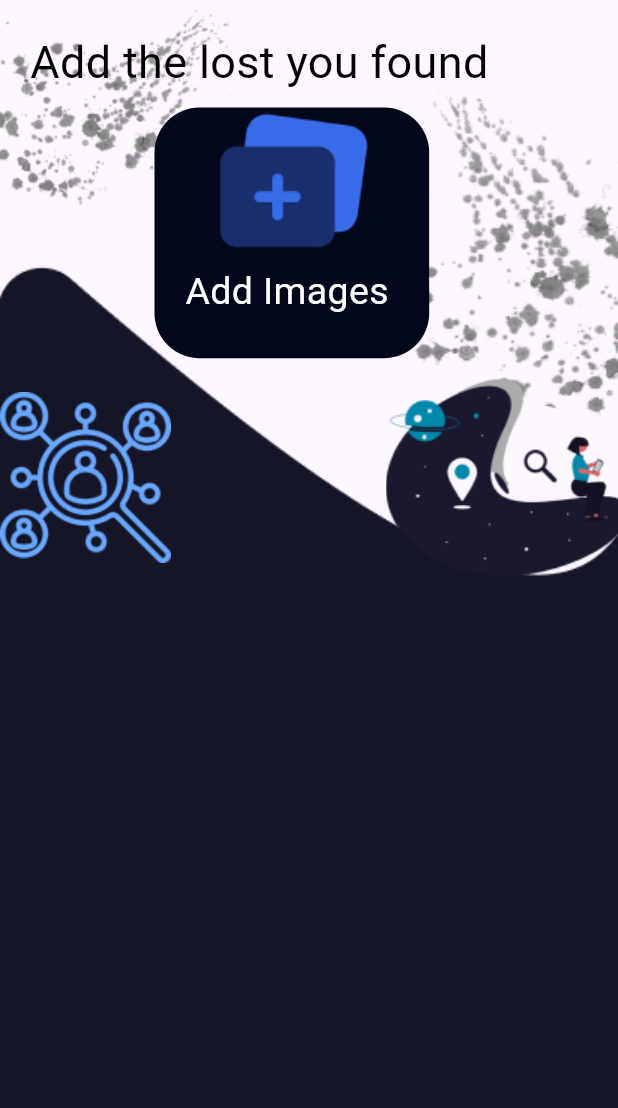
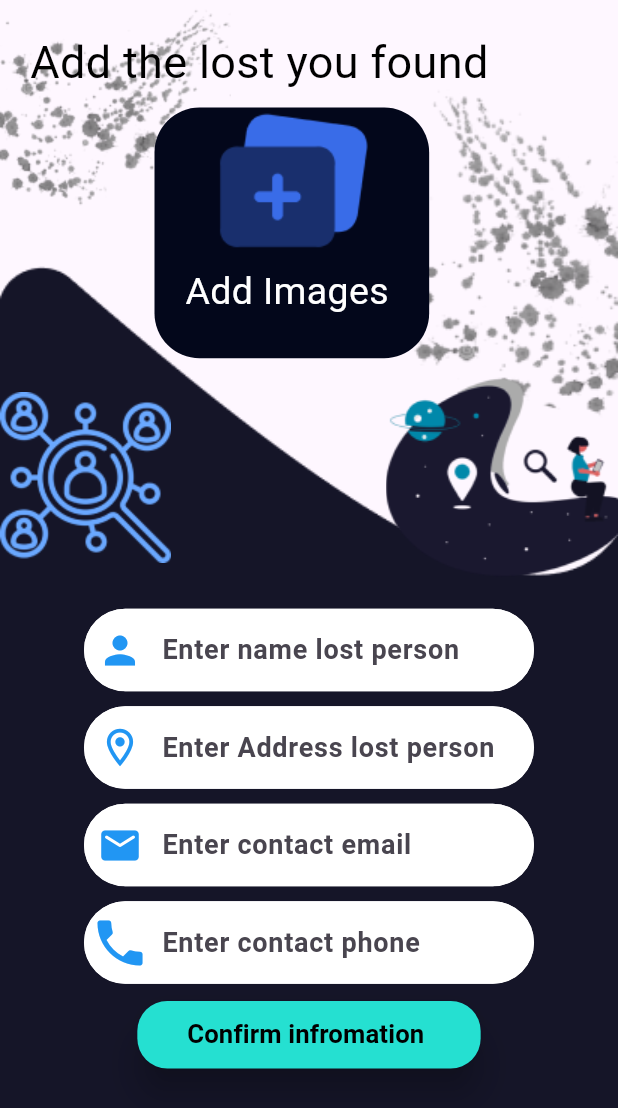
Before and after one commit to MohamedNesser/aboshata, a Flutter app: the AddPersone screen opened directly, on a phone screen of 412 x 824 dp. Shown: the top 1108 px of the screen. Run offline on Flutter 3.47's test engine with Material 3 defaults, Android fonts, the phone set to English and light mode, and no system bars; our stand-ins replace bloc, dio, flutter_bloc, flutter_screenutil, image_picker, jwt_decoder and 2 more; accounts and stored records are empty.

Commit message:
first commit

```diff
--- a/lib/presantion/screens/add_person/form_add_person.dart
+++ b/lib/presantion/screens/add_person/form_add_person.dart
@@ -7,71 +7,74 @@ class FormAddPersone extends StatelessWidget {
 
   @override
   Widget build(BuildContext context) {
-    return const SingleChildScrollView(
-        child: Column(
-            //   children: [
-            //     CuctomTextField(
-            //       icon: Icon(Icons.person, color: Colors.blue, size: 30),
-            //       labeltext: 'Enter name lost person',
-            //        controller: null,
-            //     ),
-            //     SizedBox(
-            //       height: 10,
-            //     ),
-            //     CuctomTextField(
-            //       icon:
-            //           Icon(Icons.location_on_outlined, color: Colors.blue, size: 30),
-            //       labeltext: 'Enter Address lost person ',
-            //       controller: null,
-            //     ),
-            //     SizedBox(
-            //       height: 10,
-            //     ),
-            //     CuctomTextField(
-            //       icon: Icon(Icons.email_rounded, color: Colors.blue, size: 30),
-            //       labeltext: 'Enter contact mail',
-            //        controller: null,
+    TextEditingController namecontroller = TextEditingController();
+    TextEditingController Addresscontroller = TextEditingController();
+    TextEditingController emailcontroller = TextEditingController();
+    TextEditingController phonecontroller = TextEditingController();
 
-            //     ),
-            //     SizedBox(
-            //       height: 10,
-            //     ),
-            //     CuctomTextField(
-            //       icon: Icon(Icons.phone, color: Colors.blue, size: 40),
-            //       labeltext: 'Enter contact phone',
-            //       controller: null,
-            //     ),
-            //     SizedBox(
-            //       height: 10,
-            //     ),
-            //     SizedBox(
-            //       width: 200.w,
-            //       child: MaterialButton(
-            //         onPressed: () {},
-            //         elevation: 10,
-            //         shape: RoundedRectangleBorder(
-            //             borderRadius: BorderRadius.circular(20)),
-            //         color: Color.fromARGB(255, 37, 224, 209),
-            //         child: Padding(
-            //           padding: EdgeInsets.symmetric(vertical: 10),
-            //           child: Row(
-            //             mainAxisAlignment: MainAxisAlignment.center,
-            //             children: [
-            //               Text(
-            //                 "Confirm infromation ",
-            //                 style: TextStyle(
-            //                     color: Colors.black,
-            //                     fontSize: 15.sp,
-            //                     fontWeight: FontWeight.bold),
-            //               )
-            //             ],
-            //           ),
-            //         ),
-            //       ),
-            //     ),
-            //   ],
-            // ),
-
-            ));
+    return SingleChildScrollView(
+      child: Column(
+        children: [
+          CuctomTextField(
+            icon: Icon(Icons.person, color: Colors.blue, size: 30),
+            labeltext: 'Enter name lost person',
+            controller: namecontroller,
+          ),
+          SizedBox(
+            height: 10,
+          ),
+          CuctomTextField(
+            icon:
+                Icon(Icons.location_on_outlined, color: Colors.blue, size: 30),
+            labeltext: 'Enter Address lost person ',
+            controller: Addresscontroller,
+          ),
+          SizedBox(
+            height: 10,
+          ),
+          CuctomTextField(
+            icon: Icon(Icons.email_rounded, color: Colors.blue, size: 30),
+            labeltext: 'Enter contact email',
+            controller: emailcontroller,
+          ),
+          SizedBox(
+            height: 10,
+          ),
+          CuctomTextField(
+            icon: Icon(Icons.phone, color: Colors.blue, size: 40),
+            labeltext: 'Enter contact phone',
+            controller: phonecontroller,
+          ),
+          SizedBox(
+            height: 10,
+          ),
+          SizedBox(
+            width: 200.w,
+            child: MaterialButton(
+              onPressed: () {},
+              elevation: 10,
+              shape: RoundedRectangleBorder(
+                  borderRadius: BorderRadius.circular(20)),
+              color: Color.fromARGB(255, 37, 224, 209),
+              child: Padding(
+                padding: EdgeInsets.symmetric(vertical: 10),
+                child: Row(
+                  mainAxisAlignment: MainAxisAlignment.center,
+                  children: [
+                    Text(
+                      "Confirm infromation ",
+                      style: TextStyle(
+                          color: Colors.black,
+                          fontSize: 15.sp,
+                          fontWeight: FontWeight.bold),
+                    )
+                  ],
+                ),
+              ),
+            ),
+          ),
+        ],
+      ),
+    );
   }
 }
```
